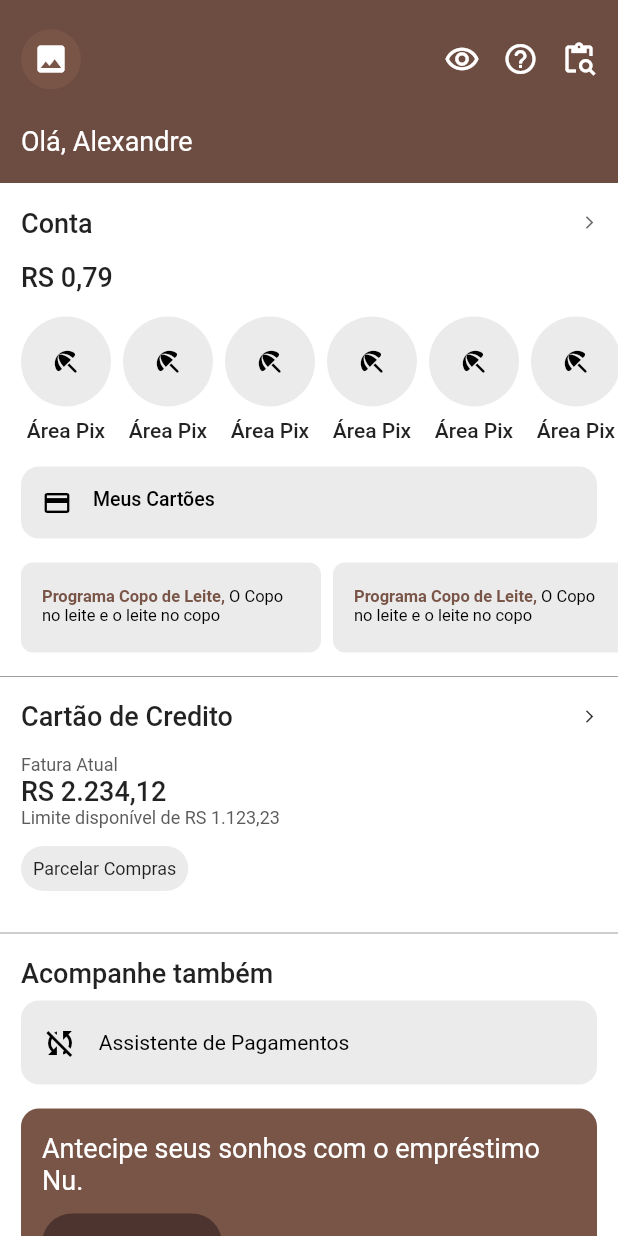
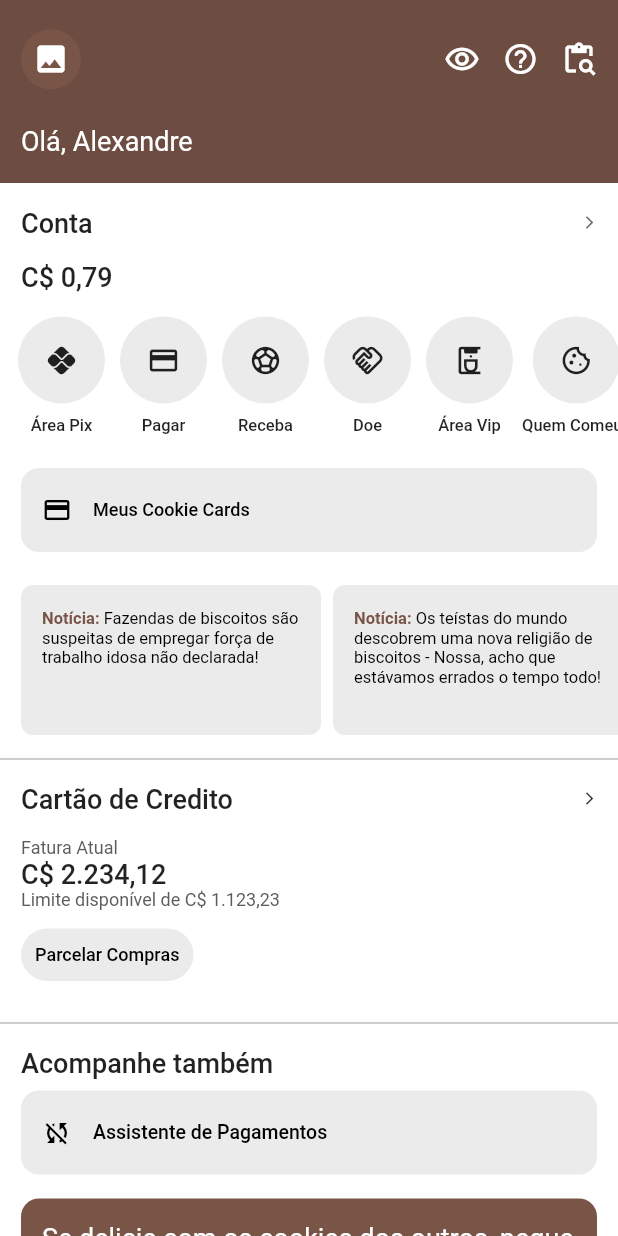
Before and after one commit to amoreira2003/Cobank, a Flutter app: the screen it shows after launch, on a phone screen of 412 x 824 dp. Run offline on Flutter 3.47's test engine with Material 2 defaults, Android fonts, the phone set to English and light mode, and no system bars.

Commit message:
Added Real Buttons and Themed The App

```diff
--- a/lib/Components/card_button_widget.dart
+++ b/lib/Components/card_button_widget.dart
@@ -9,31 +9,38 @@ class CardButtonWidget extends StatelessWidget {
 
   @override
   Widget build(BuildContext context) {
-    return (Container(
-      width: MediaQuery.of(context).size.width - 14,
-      margin: const EdgeInsets.only(left: 14.0, right: 14, top: 8, bottom: 8),
-      decoration: BoxDecoration(
-          color: DesignChoice.grayColor,
-          borderRadius: BorderRadius.all(Radius.circular(12))),
-      child: Padding(
-        padding: const EdgeInsets.symmetric(horizontal: 14.0, vertical: 14),
-        child: Wrap(
-          spacing: 14,
-          children: [
-            Icon(
-              Icons.credit_card,
-              size: 20,
-              color: Colors.black,
+    return Padding(
+      padding: const EdgeInsets.symmetric(horizontal: 14.0, vertical: 14),
+      child: RawMaterialButton(
+          enableFeedback: true,
+          splashColor: Colors.transparent,
+          shape: RoundedRectangleBorder(
+              borderRadius: BorderRadius.all(Radius.circular(12))),
+          constraints: BoxConstraints(
+              minWidth: MediaQuery.of(context).size.width - 14,
+              maxWidth: MediaQuery.of(context).size.width - 14),
+          onPressed: () {},
+          elevation: 0,
+          highlightElevation: 0,
+          focusElevation: 0,
+          fillColor: DesignChoice.grayColor,
+          padding: EdgeInsets.symmetric(vertical: 18.0),
+          child: Row(children: [
+            const Padding(
+              padding: const EdgeInsets.symmetric(horizontal: 14),
+              child: Icon(
+                Icons.credit_card,
+                size: 20,
+                color: Colors.black,
+              ),
             ),
             Text(
                 style: TextStyle(
                     color: Colors.black,
-                    fontSize: 13,
+                    fontSize: 12,
                     fontWeight: FontWeight.w500),
-                "Meus Cartões"),
-          ],
-        ),
-      ),
-    ));
+                "Meus Cookie Cards"),
+          ])),
+    );
   }
 }
--- a/lib/Components/card_info.dart
+++ b/lib/Components/card_info.dart
@@ -47,27 +47,30 @@ class CardInfoWidget extends StatelessWidget {
                             style: TextStyle(
                                 fontSize: DesignChoice.titleFontSize,
                                 fontWeight: DesignChoice.titleFontWeight),
-                              "RS 2.234,12"),
+                            "C\$ 2.234,12"),
                         Text(
                             style: TextStyle(
                                 color: DesignChoice.grayText, fontSize: 12),
-                              "Limite disponível de RS 1.123,23"),
+                            "Limite disponível de C\$ 1.123,23"),
                       ],
                     ),
                   ),
                 ]),
             Container(
-                  margin: EdgeInsets.symmetric(vertical: 12),
+              width: 115,
+              height: 35,
               decoration: BoxDecoration(
                   color: DesignChoice.grayColor,
-                      borderRadius: BorderRadius.all(Radius.circular(16))),
-                  child: Padding(
-                    padding: const EdgeInsets.symmetric(
-                        horizontal: 8.0, vertical: 8),
-                    child: (Text(
-                        style: TextStyle(fontSize: 12), "Parcelar Compras")),
-                  )),
-            ])),
+                  borderRadius: BorderRadius.all(Radius.circular(24))),
+              margin: EdgeInsets.symmetric(vertical: 12),
+              child: TextButton(
+                  onPressed: () {},
+                  child: Text(
+                      style: TextStyle(fontSize: 12, color: Colors.black),
+                      "Parcelar Compras")),
+            ),
+          ]),
+        ),
       ),
     ));
   }
--- a/lib/Components/info_widget.dart
+++ b/lib/Components/info_widget.dart
@@ -39,7 +39,7 @@ class InfoWidget extends StatelessWidget {
                           style: TextStyle(
                               fontSize: DesignChoice.titleFontSize,
                               fontWeight: DesignChoice.titleFontWeight),
-                          "RS 0,79"),
+                          "C\$ 0,79"),
                     ),
                   ])
             ])),
--- a/lib/Components/news_widget.dart
+++ b/lib/Components/news_widget.dart
@@ -24,29 +24,38 @@ class NewsWidget extends StatelessWidget {
                     fontSize: DesignChoice.titleFontSize,
                     fontWeight: DesignChoice.titleFontWeight),
               ),
-              Container(
-                width: MediaQuery.of(context).size.width - 14,
-                margin: EdgeInsets.symmetric(vertical: 8),
-                decoration: BoxDecoration(
-                    color: DesignChoice.grayColor,
-                    borderRadius: BorderRadius.all(Radius.circular(12))),
-                child: Padding(
-                  padding: const EdgeInsets.symmetric(
-                      horizontal: 14.0, vertical: 16),
-                  child: Center(
-                      child: Row(
-                    mainAxisAlignment: MainAxisAlignment.start,
-                    children: [
-                      Icon(
-                        Icons.sync_disabled_sharp,
-                        color: Colors.black,
+              Padding(
+                padding: const EdgeInsets.symmetric(vertical: 8.0),
+                child: RawMaterialButton(
+                    enableFeedback: true,
+                    splashColor: Colors.transparent,
+                    shape: RoundedRectangleBorder(
+                        borderRadius: BorderRadius.all(Radius.circular(12))),
+                    constraints: BoxConstraints(
+                        minWidth: MediaQuery.of(context).size.width - 14,
+                        maxWidth: MediaQuery.of(context).size.width - 14),
+                    onPressed: () {},
+                    elevation: 0,
+                    highlightElevation: 0,
+                    focusElevation: 0,
+                    fillColor: DesignChoice.grayColor,
+                    padding: EdgeInsets.symmetric(vertical: 18.0),
+                    child: Row(children: [
+                      const Padding(
+                        padding: const EdgeInsets.symmetric(horizontal: 14),
+                        child: Icon(
+                          Icons.sync_disabled,
+                          size: 20,
+                          color: Colors.black,
+                        ),
                       ),
                       Text(
-                          style: TextStyle(color: Colors.black, fontSize: 14),
-                          "    Assistente de Pagamentos"),
-                    ],
-                  )),
-                ),
+                          style: TextStyle(
+                              color: Colors.black,
+                              fontSize: 13,
+                              fontWeight: FontWeight.w500),
+                          "Assistente de Pagamentos"),
+                    ])),
               ),
               Container(
                 width: MediaQuery.of(context).size.width - 14,
@@ -63,7 +72,7 @@ class NewsWidget extends StatelessWidget {
                     children: [
                       Text(
                           style: TextStyle(fontSize: 18, color: Colors.white),
-                          "Antecipe seus sonhos com o empréstimo Nu."),
+                          "Se delicie com os cookies dos outros, pegue cookies emprestado."),
                       Container(
                         width: 120,
                         height: 40,
@@ -76,8 +85,8 @@ class NewsWidget extends StatelessWidget {
                             onPressed: () {},
                             child: Text(
                                 style: TextStyle(
-                                    fontSize: 12, color: Colors.white),
-                                "Simular Agora")),
+                                    fontSize: 11, color: Colors.white),
+                                "Simular Emprestimo")),
                       ),
                     ],
                   )),
--- a/lib/Components/options_widget.dart
+++ b/lib/Components/options_widget.dart
@@ -12,35 +12,48 @@ class OptionsWidget extends StatelessWidget {
     return SingleChildScrollView(
       scrollDirection: Axis.horizontal,
       child: Padding(
-        padding: const EdgeInsets.only(top: 8, bottom: 8, left: 14.0),
-        child: Wrap(spacing: 8, children: [
-          for (var i = 0; i < 20; i++) infoElement(),
+        padding: const EdgeInsets.only(top: 8, bottom: 8, left: 8.0, right: 8),
+        child: Wrap(spacing: 2, children: [
+          infoElement(Icons.pix_outlined, "Área Pix"),
+          infoElement(Icons.payment_outlined, "Pagar"),
+          infoElement(Icons.sports_soccer_outlined, "Receba"),
+          infoElement(Icons.handshake_outlined, "Doe"),
+          infoElement(Icons.coffee_maker_outlined, "Área Vip"),
+          infoElement(Icons.cookie_outlined, "Quem Comeu?"),
+          infoElement(Icons.elderly, "Vovós"),
+          infoElement(Icons.store_sharp, "Crie seu negócio"),
         ]),
       ),
     );
   }
 
-  Wrap infoElement() {
+  Wrap infoElement(IconData icon, String title) {
     return Wrap(
       crossAxisAlignment: WrapCrossAlignment.center,
       direction: Axis.vertical,
       children: [
         Container(
           margin: EdgeInsets.only(bottom: 8),
-          child: CircleAvatar(
-            radius: 30,
-            backgroundColor: DesignChoice.grayColor,
-            child: Icon(
-              size: 20,
-              Icons.beach_access_rounded,
-              color: Colors.black,
-            ),
-          ),
+          child: RawMaterialButton(
+              enableFeedback: true,
+              splashColor: Colors.transparent,
+              constraints: new BoxConstraints(minWidth: 66, maxWidth: 66),
+              onPressed: () {},
+              elevation: 0,
+              highlightElevation: 0,
+              focusElevation: 0,
+              fillColor: DesignChoice.grayColor,
+              child: Icon(
+                icon,
+                size: 22,
+              ),
+              padding: EdgeInsets.symmetric(vertical: 18.0),
+              shape: CircleBorder()),
         ),
         Text(
-          "Área Pix",
+          title,
           textAlign: TextAlign.center,
-          style: TextStyle(fontWeight: FontWeight.w500),
+          style: TextStyle(fontSize: 11, fontWeight: FontWeight.w500),
         )
       ],
     );
--- a/lib/Components/recommendations_widget.dart
+++ b/lib/Components/recommendations_widget.dart
@@ -13,9 +13,16 @@ class RecommendationsWidget extends StatelessWidget {
       child: Container(
         margin: EdgeInsets.only(left: 14, top: 8, bottom: 8),
         child: Wrap(spacing: 8, children: [
-          for (var i = 0; i < 10; i++)
-            recommendationElement("Programa Copo de Leite,",
-                " O Copo no leite e o leite no copo"),
+          recommendationElement("Notícia: ",
+              "Fazendas de biscoitos são suspeitas de empregar força de trabalho idosa não declarada!"),
+          recommendationElement("Notícia: ",
+              "Os teístas do mundo descobrem uma nova religião de biscoitos - Nossa, acho que estávamos errados o tempo todo!"),
+          recommendationElement("Notícia: ",
+              "Biquínis de brócolis para mães, repugnados pelas crianças e pais indiferentes."),
+          recommendationElement("Notícia: ",
+              "Fábricas de biscoitos envolvidas em polêmica sobre clima de chocolate!"),
+          recommendationElement("Notícia: ",
+              "Emoji de biscoito mais popular entre os adolescentes, muito à frente do sinal OK e da homem de bigode, diz estudo."),
         ]),
       ),
     );
@@ -24,7 +31,7 @@ class RecommendationsWidget extends StatelessWidget {
   Container recommendationElement(String brownText, String normalText) {
     return Container(
         width: 200,
-        height: 60,
+        height: 100,
         decoration: BoxDecoration(
             color: DesignChoice.grayColor,
             borderRadius: BorderRadius.all(Radius.circular(8))),
```
Lines whose indentation alone changed are shown as unchanged.
